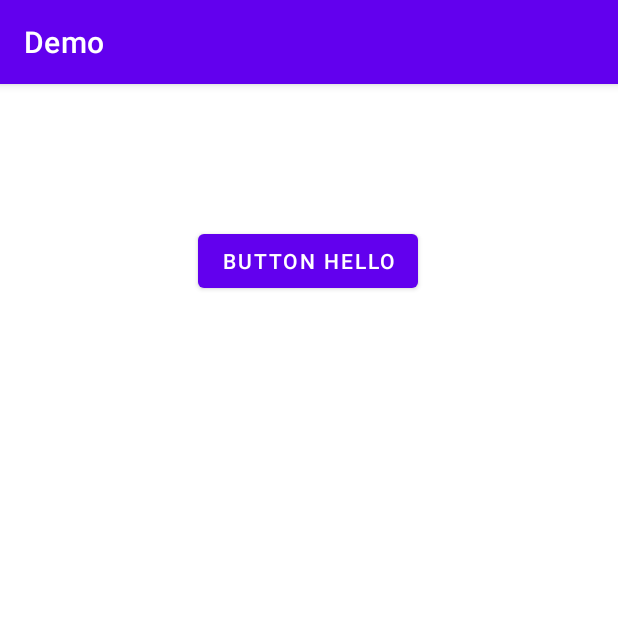
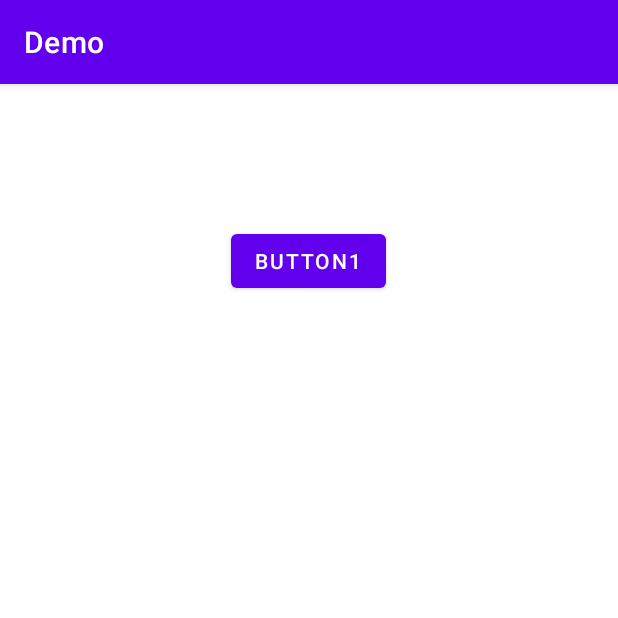
Before and after one commit to siddharth7247/demo_project, an Android app: the MainActivity screen opened directly, with no data from a screen before it, on a phone screen of 412 x 824 dp, the top half of it. Run offline under Robolectric (Android 15) with nearby library versions, the phone set to English and light mode, and no system bars.

Commit message:
button text changed

```diff
--- a/app/src/main/res/layout/activity_main.xml
+++ b/app/src/main/res/layout/activity_main.xml
@@ -10,7 +10,7 @@
         android:id="@+id/button1"
         android:layout_width="wrap_content"
         android:layout_height="wrap_content"
-        android:text="Button Hello"
+        android:text="Button1"
         app:layout_constraintBottom_toBottomOf="parent"
         app:layout_constraintEnd_toEndOf="parent"
         app:layout_constraintHorizontal_bias="0.498"
```
